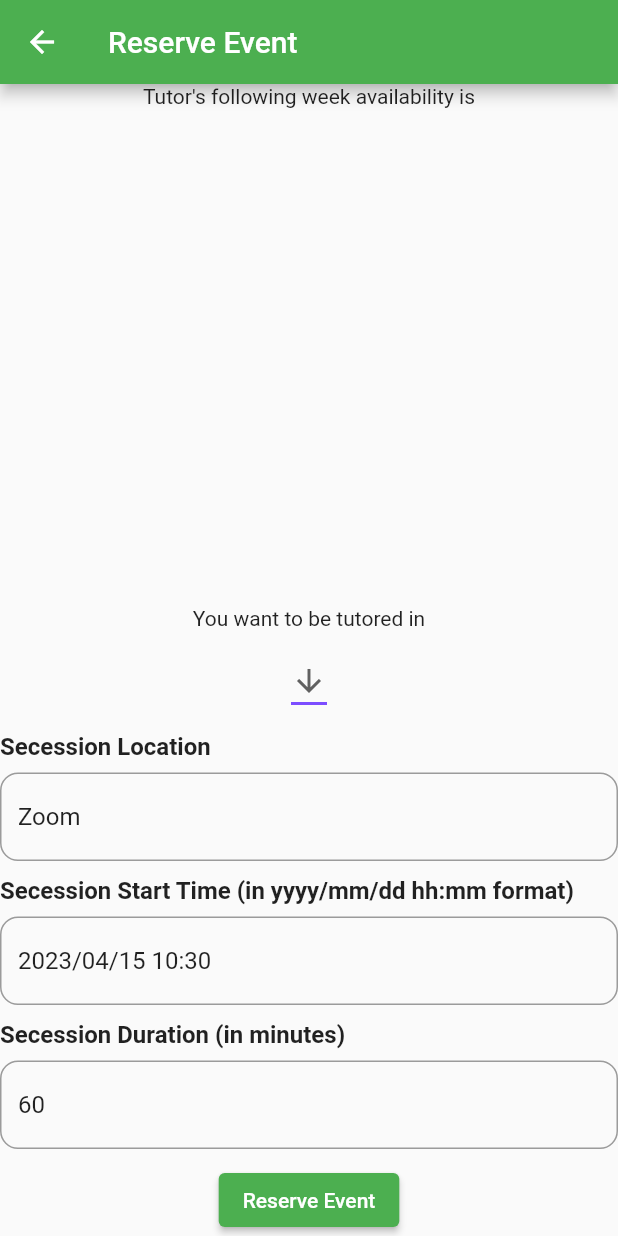
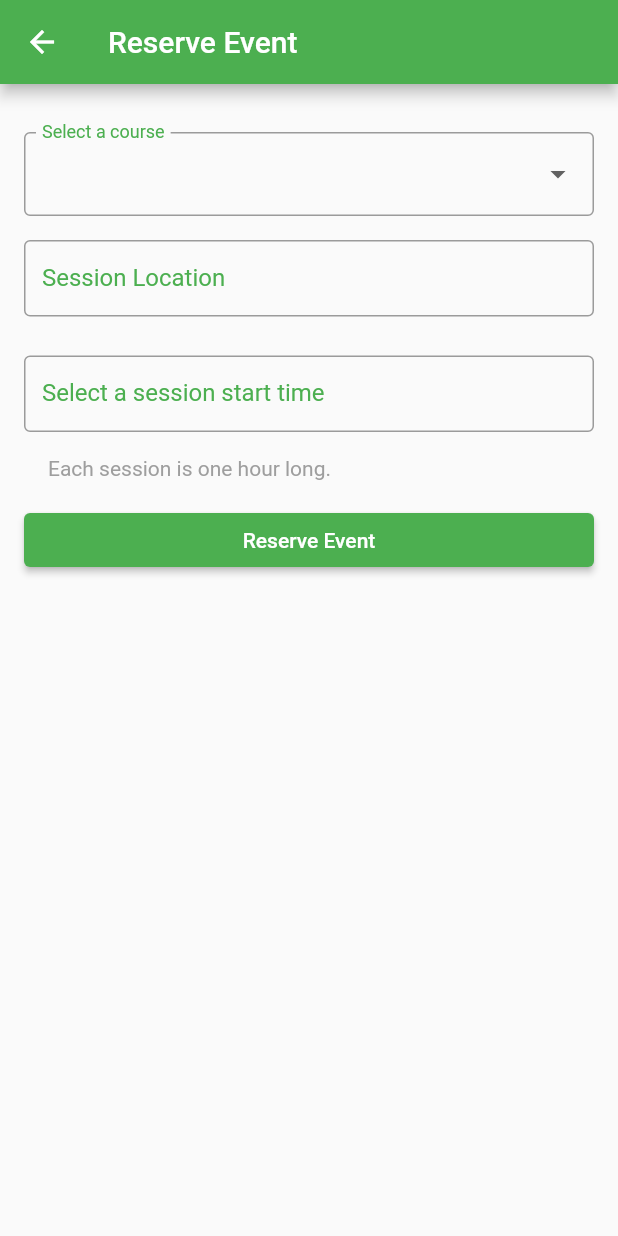
Before and after one commit to tonychengu/project_tutorial, a Flutter app: the ReserveEventPage screen opened directly with empty values, on a phone screen of 412 x 824 dp. Run offline on Flutter 3.47's test engine with Material 2 defaults, Android fonts, the phone set to English and light mode, and no system bars; our stand-ins replace cloud_firestore, firebase_auth, firebase_core, firebase_storage, flutter_local_notifications, flutter_rating_bar and 4 more; missing offline and left inert: controller, path_provider_android, path_provider_ios, path_provider_windows, time_range_picker; accounts and stored records are empty; network calls fail.

Commit message:
new reserve event page

```diff
--- a/lib/page/reserve_event_page.dart
+++ b/lib/page/reserve_event_page.dart
@@ -1,10 +1,9 @@
-//import 'dart:html';
-
 import 'package:flutter/material.dart';
 import 'package:intl/intl.dart';
 // model import
 import 'package:project_tutorial/model/user.dart';
 import 'package:project_tutorial/model/events.dart';
+import 'package:project_tutorial/page/upcoming_bookings_page.dart';
 // util import
 import 'package:project_tutorial/util/user_info.dart';
 import 'package:project_tutorial/util/firestore.dart';
@@ -27,6 +26,9 @@ class _ReserveEventPageState extends State<ReserveEventPage> {
   UserData user = LocalUserInfo.getLocalUser();
   List<List<DateTime>> _timeslot = [];
   UserData _tutor = LocalUserInfo.getLocalUser();
+
+  DateTime? _dateTime;
+  final _dateTimeController = TextEditingController();
 
   void initState() {
     super.initState();
@@ -67,6 +69,40 @@ class _ReserveEventPageState extends State<ReserveEventPage> {
   String _location = 'Zoom';
   String _startTime = DateFormat('yyyy/MM/dd HH:mm').format(DateTime.now());
   String duration = '60';
+
+  Future<void> _showDateTimePicker() async {
+    final picked = await showDatePicker(
+      context: context,
+      initialDate: DateTime.now(),
+      firstDate: DateTime.now(),
+      lastDate: DateTime(2100),
+    );
+
+    if (picked != null) {
+      final timePicked = await showTimePicker(
+        context: context,
+        initialTime: TimeOfDay.now(),
+      );
+
+      if (timePicked != null) {
+        setState(() {
+          _dateTime = DateTime(
+            picked.year,
+            picked.month,
+            picked.day,
+            timePicked.hour,
+            timePicked.minute,
+          );
+
+          _dateTimeController.text =
+              DateFormat('yyyy/MM/dd hh:mm').format(_dateTime!);
+
+          _startTime = DateFormat('yyyy/MM/dd HH:mm').format(_dateTime!);
+        });
+      }
+    }
+  }
+
   @override
   Widget build(BuildContext context) {
     List<String> _availableCourses = _tutor.getAvlCourses();
@@ -74,33 +110,20 @@ class _ReserveEventPageState extends State<ReserveEventPage> {
       appBar: AppBar(
         title: Text('Reserve Event'),
       ),
-        body: Column(
+      body: Padding(
+        padding: const EdgeInsets.all(16.0),
+        child: Column(
+          crossAxisAlignment: CrossAxisAlignment.stretch,
           children: [
-            Text("Tutor's following week availability is"),
-            SizedBox(height: 10),
-            // List of timeslots
-            Expanded(
-                child: ListView.builder(
-              physics: BouncingScrollPhysics(),
-              itemCount: _timeslot.length,
-              itemBuilder: (context, index) {
-                return Text(_formatTime(_timeslot[index]));
-              },
-            )),
-            SizedBox(height: 10),
-            Text("You want to be tutored in"),
-            SizedBox(height: 10),
-            // a dropdown menu of available courses
-            DropdownButton<String>(
+            const SizedBox(height: 16),
+            DropdownButtonFormField<String>(
+              decoration: InputDecoration(
+                labelText: 'Select a course',
+                border: OutlineInputBorder(),
+                isDense: true,
+                labelStyle: const TextStyle(color: Colors.green),
+              ),
               value: _availableCourses[currentIndex],
-              icon: const Icon(Icons.arrow_downward),
-              iconSize: 24,
-              elevation: 16,
-              style: const TextStyle(color: Colors.deepPurple),
-              underline: Container(
-                height: 2,
-                color: Colors.deepPurpleAccent,
-              ),
               onChanged: (String? newValue) {
                 setState(() {
                   currentIndex = _availableCourses.indexOf(newValue!);
@@ -110,35 +133,49 @@ class _ReserveEventPageState extends State<ReserveEventPage> {
                   .map<DropdownMenuItem<String>>((String value) {
                 return DropdownMenuItem<String>(
                   value: value,
-                  child: Text(value),
+                  child: Text(
+                    value,
+                    style: const TextStyle(color: Colors.black),
+                  ),
                 );
               }).toList(),
             ),
+            const SizedBox(height: 16),
+            // a text input field for location
+            TextField(
+              decoration: InputDecoration(
+                labelText: "Session Location",
+                border: OutlineInputBorder(),
+                isDense: true,
+                labelStyle: const TextStyle(color: Colors.green),
+              ),
+              style: const TextStyle(color: Colors.black),
+              onChanged: (loc) => _location = loc,
+            ),
             SizedBox(height: 10),
-            // a text input field for location
-            TextFieldWidget(
-                label: "Secession Location",
-                text: _location,
-                onChanged: (loc) => _location = loc),
-            SizedBox(height: 10),
-            // Start and End time of the event
-            TextFieldWidget(
-                label: "Secession Start Time (in yyyy/mm/dd hh:mm format)",
-                text: _startTime,
-                onChanged: (t) {
-                  if (t.length == 16) {
-                    _startTime = t;
-                  }
-                }),
-            SizedBox(height: 10),
-            TextFieldWidget(
-                label: "Secession Duration (in minutes)",
-                text: duration.toString(),
-                onChanged: (d) {
-                  duration = d;
-                }),
-            SizedBox(height: 10),
-            // a button to reserve the event
+            const SizedBox(height: 16),
+            TextFormField(
+              controller: _dateTimeController,
+              decoration: InputDecoration(
+                labelText: "Select a session start time",
+                hintText: "Tap to choose date and time",
+                border: OutlineInputBorder(),
+                isDense: true,
+                labelStyle: const TextStyle(color: Colors.green),
+              ),
+              onTap: () {
+                _showDateTimePicker();
+              },
+            ),
+            const SizedBox(height: 16),
+            const Padding(
+              padding: EdgeInsets.symmetric(horizontal: 16),
+              child: Text(
+                "Each session is one hour long.",
+                style: TextStyle(fontSize: 14, color: Colors.grey),
+              ),
+            ),
+            const SizedBox(height: 16),
             ElevatedButton(
               onPressed: () async {
                 DateTime start = DateTime.now();
@@ -148,28 +185,8 @@ class _ReserveEventPageState extends State<ReserveEventPage> {
                   showSnackBar(context, "Invalid time format");
                   return;
                 }
-                  int d = 30;
-                  try {
-                    d = int.parse(duration);
-                  } catch (e) {
-                    showSnackBar(context, "Invalid duration format");
-                    return;
-                  }
-                  if (d < 30) {
-                    showSnackBar(
-                        context, "Duration must be at least 30 minutes");
-                    return;
-                  }
-                  if (d > 180) {
-                    showSnackBar(
-                        context, "Duration must be less than 180 minutes");
-                    return;
-                  }
+                int d = 60;
                 final end = start.add(Duration(minutes: d));
-                  // if (widget.tutor_uid == user.uid) {
-                  //   showSnackBar(context, "You cannot reserve your own event");
-                  //   return;
-                  // }
                 try {
                   // tuid, suid, start, end, course, location
                   EventsData e = EventsData(
@@ -181,15 +198,26 @@ class _ReserveEventPageState extends State<ReserveEventPage> {
                     start: start,
                     end: end,
                     course: _availableCourses[currentIndex],
-                        location: _location);
+                    location: _location,
+                  );
                   await FireStoreMethods().reserveEvent(e);
+                  showSnackBar(context, "Event Reserved Successfully");
+                  Navigator.pushReplacement(
+                    context,
+                    MaterialPageRoute(
+                      builder: (context) => CurrentBookingPage(),
+                    ),
+                  );
                 } catch (e) {
-                    showSnackBar(context, "Server Error: resubmit the event.");
+                  showSnackBar(
+                      context, "Server Error: please try again later.");
                 }
-                  showSnackBar(context, "Event Reserved Successfully");
               },
-                child: Text("Reserve Event")),
+              child: const Text("Reserve Event"),
+            ),
           ],
-        ));
+        ),
+      ),
+    );
   }
 }
```
Lines whose indentation alone changed are shown as unchanged.
